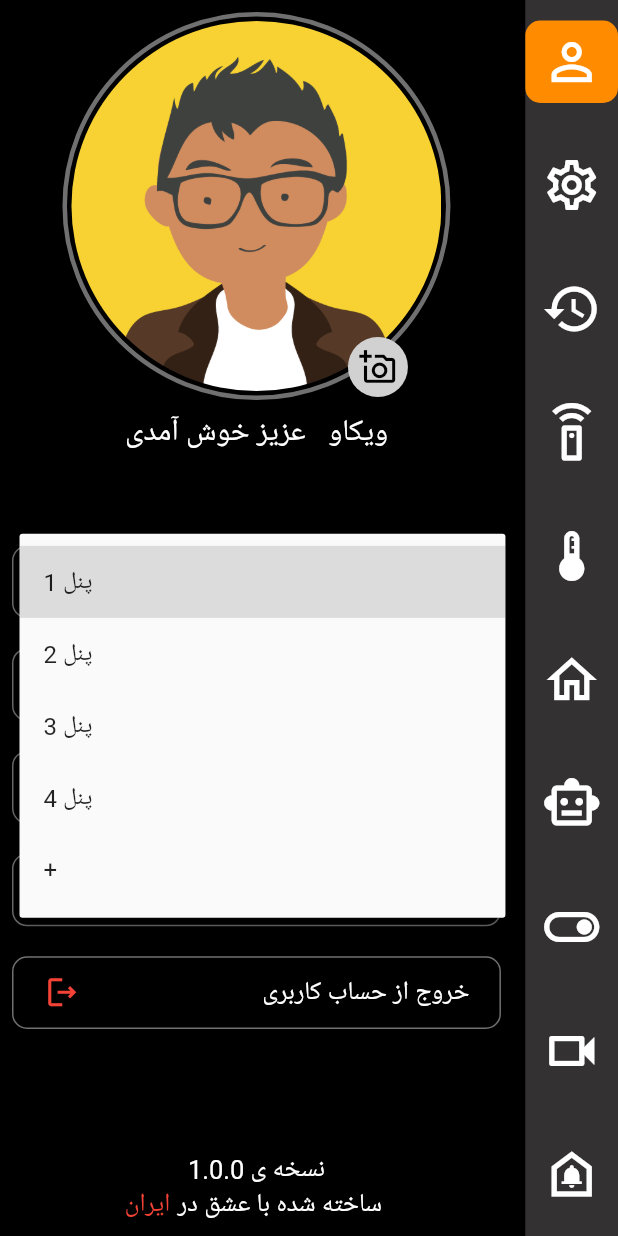
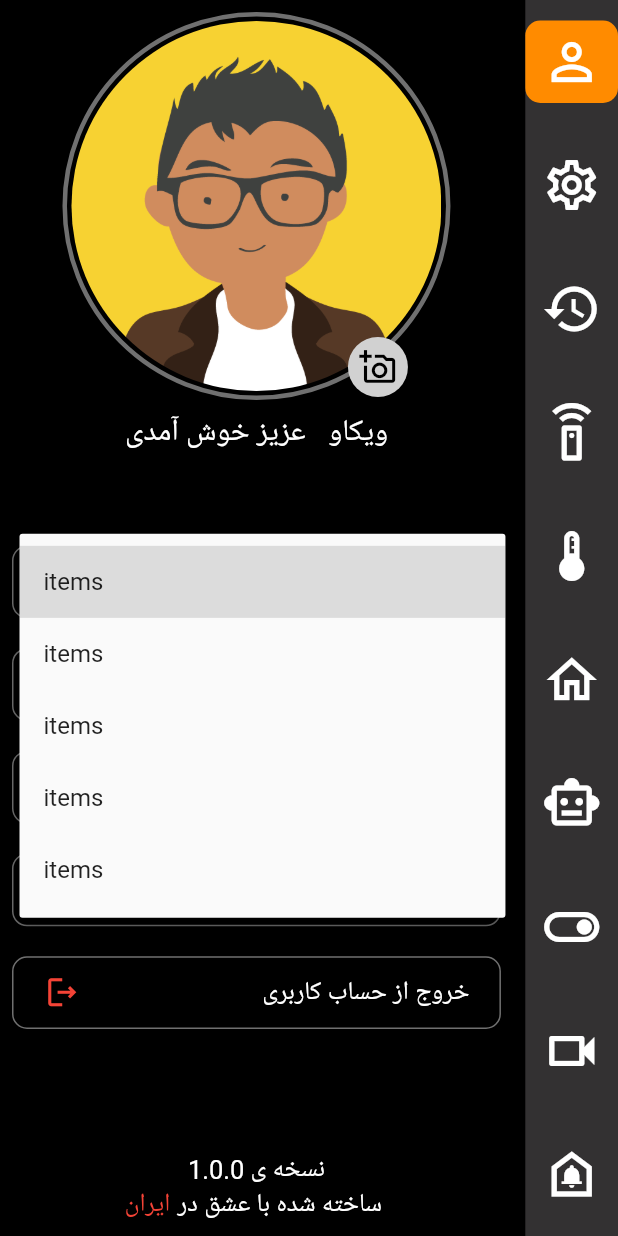
Before and after one commit to ralia79/vikav_phone, a Flutter app: the screen it shows after launch, after a tap on the "person outline" icon, after a tap on the "keyboard arrow down" icon, on a phone screen of 412 x 824 dp. Run offline on Flutter 3.47's test engine with Material 2 defaults, Android fonts, the phone set to English and light mode, and no system bars; our stand-ins replace get, google_fonts.

Commit message:
change in profile

```diff
--- a/lib/controller/profileController.dart
+++ b/lib/controller/profileController.dart
@@ -2,7 +2,7 @@ import 'package:get/get.dart';
 
 class Profile extends GetxController {
   String picPath = "";
-  var items = ['پنل 1', 'پنل 2', 'پنل 3', 'پنل 4', "+"].obs;
+  var items = ['پنل 1', 'پنل 2', 'پنل 3', 'پنل 4', "+"].obs as String;
   var dropdownvalue = "پنل 1".obs;
 
   void setDropDownvalue(innerData) {
--- a/lib/pages/profile.dart
+++ b/lib/pages/profile.dart
@@ -3,7 +3,8 @@ import 'package:get/get.dart';
 import 'package:jojo/controller/profileController.dart';
 
 class ProfileScreen extends StatelessWidget {
-  final Controller = Get.put(Profile());
+  var items = ['پنل 1', 'پنل 2', 'پنل 3', 'پنل 4', "+"];
+  String dropdownvalue = "پنل 1";
 
   @override
   Widget build(BuildContext context) {
@@ -95,22 +96,22 @@ class ProfileScreen extends StatelessWidget {
                             padding: const EdgeInsets.fromLTRB(20, 10, 20, 10),
                             child: DropdownButton(
                               // Initial Value
-                              value: Controller.dropdownvalue,
+                              value: dropdownvalue,
 
                               // Down Arrow Icon
                               icon: const Icon(Icons.keyboard_arrow_down),
 
                               // Array list of items
-                              items: Controller.items.map((String items) {
+                              items: items.map((String items) {
                                 return DropdownMenuItem(
-                                  value: items,
-                                  child: Text(items),
+                                  value: "items",
+                                  child: Text("items"),
                                 );
                               }).toList(),
                               // After selecting the desired option,it will
                               // change button value to selected value
                               onChanged: (newValue) {
-                                Controller.setDropDownvalue(newValue);
+                                // setDropDownvalue(newValue);
                               },
                             ),
                           )),
```
